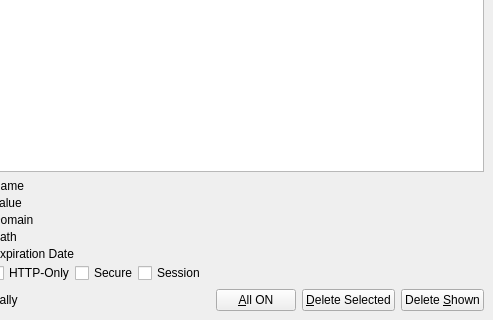
textbrowser/dooble, file 2.x/UI/dooble_cookies_window.ui: the form before one commit; both pictures show x 107 to 600 and y 95 to 415 of the 600 by 415 pixel window.
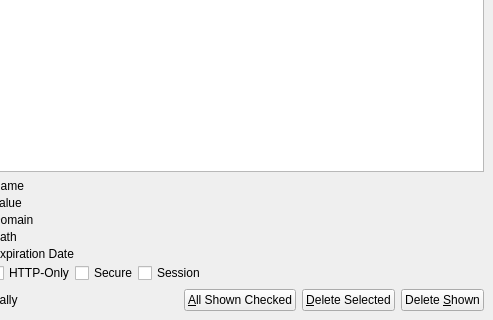
The form after the commit. Icons and pictures are not drawn. Custom widgets are drawn as their Qt base class.

Patch:
```diff
--- a/2.x/UI/dooble_cookies_window.ui
+++ b/2.x/UI/dooble_cookies_window.ui
@@ -558,7 +558,7 @@
       <item>
        <widget class="QPushButton" name="toggle_shown">
         <property name="text">
-         <string>&amp;All ON</string>
+         <string>&amp;All Shown Checked</string>
         </property>
        </widget>
       </item>
```
